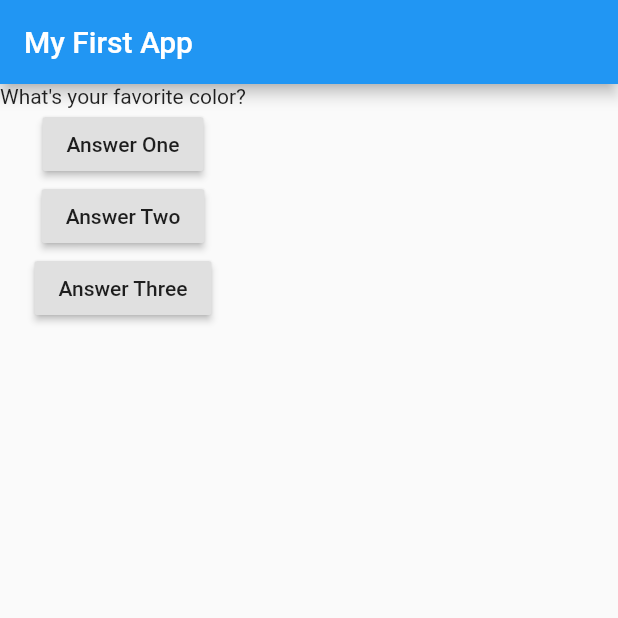
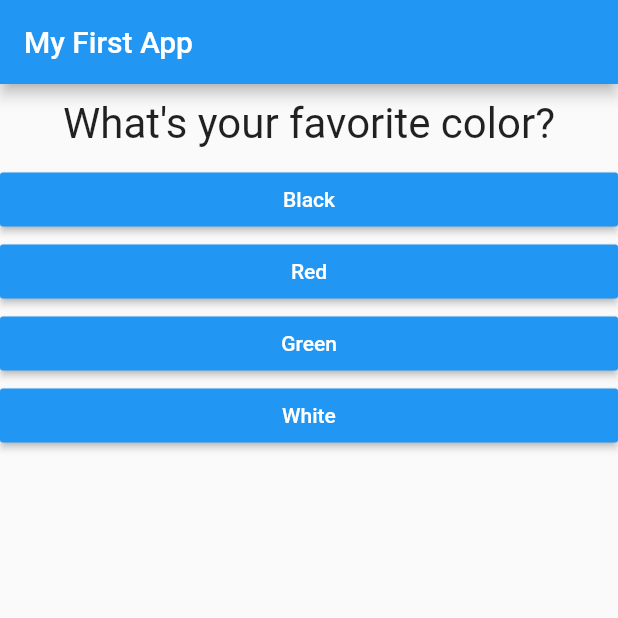
Before and after one commit to alexsilva75/flutter_mod_2_app, a Flutter app: the screen it shows after launch, on a phone screen of 412 x 824 dp, the top half of it. Run offline on Flutter 3.47's test engine with Material 2 defaults, Android fonts, the phone set to English and light mode, and no system bars.

Commit message:
Complete Quiz app

```diff
--- /dev/null
+++ b/lib/answer.dart
@@ -0,0 +1,20 @@
+import 'package:flutter/material.dart';
+class Answer extends StatelessWidget {
+  final Function selectHandler;
+  final String answerText;
+
+  Answer(this.selectHandler, this.answerText);
+
+  @override
+  Widget build(BuildContext context) {
+    return Container(
+      width: double.infinity,
+      child: RaisedButton(
+              color: Colors.blue,
+              textColor: Colors.white,
+              child: Text(answerText),
+              onPressed: selectHandler,
+            ),
+    );
+  }
+}
--- a/lib/main.dart
+++ b/lib/main.dart
@@ -1,6 +1,7 @@
 import 'package:flutter/material.dart';
 
-import './question.dart';
+import './quiz.dart';
+import './result.dart';
 
 void main() {
   runApp(MyApp());
@@ -14,44 +15,75 @@ class MyApp extends StatefulWidget {
 }
 
 class _MyAppState extends State<MyApp> {
+  final _questions = const [
+    {
+      'questionText': 'What\'s your favorite color?',
+      'answers': [
+        {'text': 'Black', 'score': 10},
+        {'text': 'Red', 'score': 5},
+        {'text': 'Green', 'score': 3},
+        {'text': 'White', 'score': 1}
+      ],
+    },
+    {
+      'questionText': 'What\'s your favorite animal?',
+      'answers': [
+        {'text': 'Rabbit', 'score': 10},
+        {'text': 'Snake', 'score': 5},
+        {'text': 'Elephant', 'score': 3},
+        {'text': 'Lion', 'score': 1}
+      ],
+    },
+    {
+      'questionText': 'Who\'s your favorite instructor?',
+      'answers': [
+        {'text': 'Max', 'score': 10},
+        {'text': 'Max', 'score': 5},
+        {'text': 'Max', 'score': 3},
+        {'text': 'Max', 'score': 1},
+      ],
+    },
+  ];
+
   var _questionIndex = 0;
+  var _totalScore = 0;
 
-  void _answerQuestion() {
+  void _resetQuiz() {
+    setState(() {
+      _questionIndex = 0;
+      _totalScore = 0;
+    });
+  }
+
+  void _answerQuestion(int score) {
+    _totalScore += score;
+
     setState(() {
       _questionIndex = _questionIndex + 1;
     });
     print(_questionIndex);
+
+    if (_questionIndex < _questions.length) {
+      print('We have more questions!');
+    } else {
+      print('No more questions!');
+    }
   }
 
   @override
   Widget build(BuildContext context) {
-    var questions = [
-      'What\'s your favorite color?',
-      'What\'s your favorite animal?',
-    ];
-
     return MaterialApp(
       home: Scaffold(
         appBar: AppBar(
           title: Text('My First App'),
         ),
-        body: Column(
-          children: <Widget>[
-            Question(questions.elementAt(_questionIndex)),
-            RaisedButton(
-              child: Text('Answer One'),
-              onPressed: _answerQuestion,
-            ),
-            RaisedButton(
-              child: Text('Answer Two'),
-              onPressed: _answerQuestion,
-            ),
-            RaisedButton(
-              child: Text('Answer Three'),
-              onPressed: _answerQuestion,
-            ),
-          ],
-        ),
+        body: (_questionIndex < _questions.length)
+            ? Quiz(
+                answerQuestion: _answerQuestion,
+                questions: _questions,
+                questionIndex: _questionIndex,
+              )
+            : Result(_totalScore, _resetQuiz),
       ),
     );
   }
--- a/lib/question.dart
+++ b/lib/question.dart
@@ -1,12 +1,20 @@
 import 'package:flutter/material.dart';
+
 class Question extends StatelessWidget {
-
   final String questionText;
 
-  Question( this.questionText);
+  Question(this.questionText);
 
   @override
   Widget build(BuildContext context) {
-    return Text(this.questionText);
+    return Container(
+      width: double.infinity,
+      margin: EdgeInsets.all(10),
+      child: Text(
+        questionText,
+        style: TextStyle(fontSize: 28),
+        textAlign: TextAlign.center,
+      ),
+    );
   }
 }
--- /dev/null
+++ b/lib/quiz.dart
@@ -0,0 +1,38 @@
+import 'package:flutter/material.dart';
+
+import './question.dart';
+import './answer.dart';
+
+class Quiz extends StatelessWidget {
+  final List<Map<String, Object>> questions;
+  final Function answerQuestion;
+
+  final int questionIndex;
+
+  Quiz({
+    @required this.questions,
+    @required this.answerQuestion,
+    @required this.questionIndex,
+  });
+
+  //Quiz(this.answerQuestion, this.questions, this.que);
+
+  @override
+  Widget build(BuildContext context) {
+    return Column(
+      children: [
+        Question(
+          questions[questionIndex][
+              'questionText'], //questions.elementAt(_questionIndex) TAMBEM VALIDO
+        ),
+        ...(questions[questionIndex]['answers'] as List<Map<String, Object>>)
+            .map((answer) {
+          return Answer(
+            () => answerQuestion(answer['score']),
+            answer['text'],
+          );
+        }).toList()
+      ],
+    );
+  }
+}
```
Also changed, not shown: lib/result.dart (added, +46 -0 lines).
